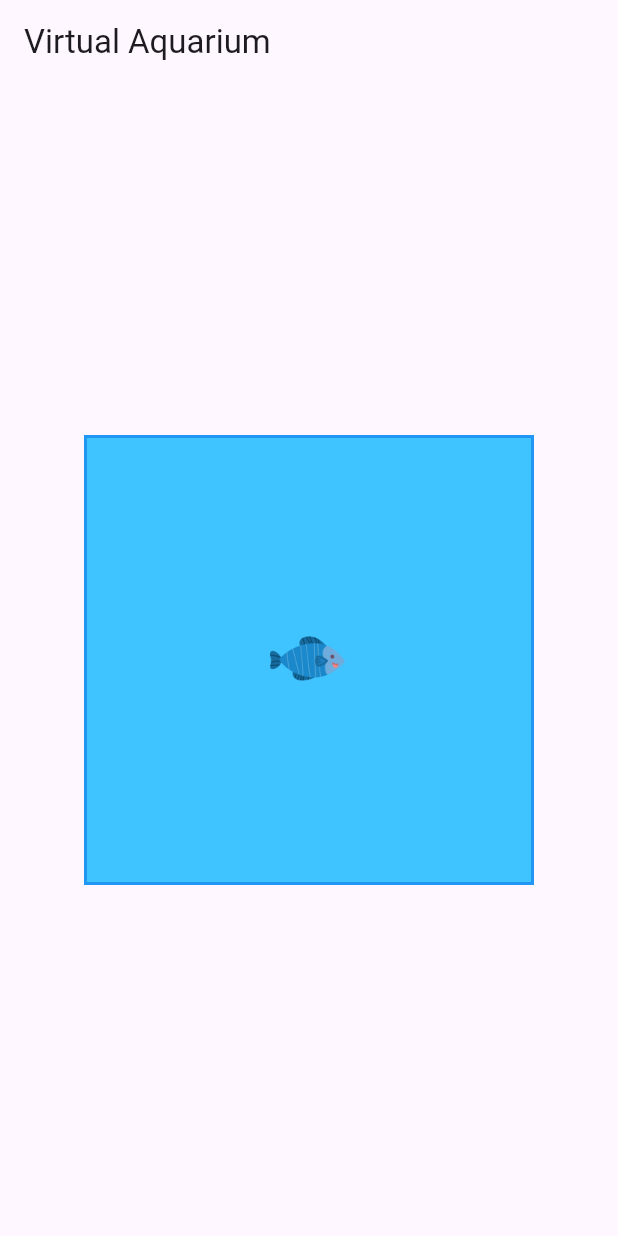
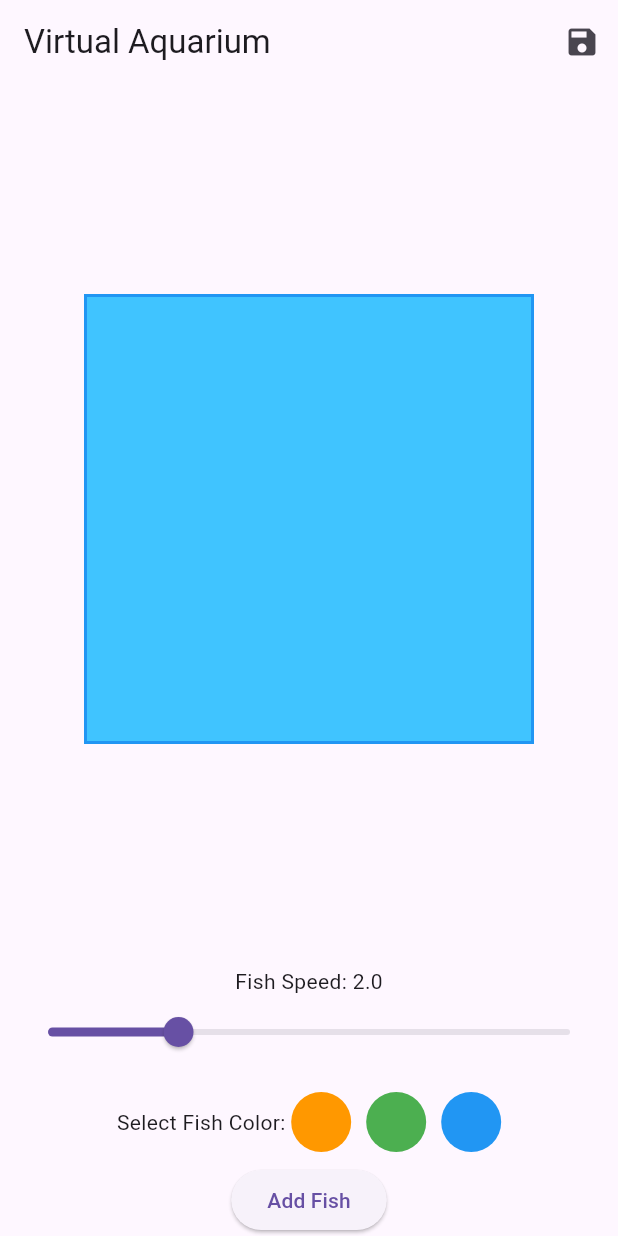
Before and after one commit to yeabkiya/VirtualAquariumApp, a Flutter app: the screen it shows after launch, on a phone screen of 412 x 824 dp. Run offline on Flutter 3.47's test engine with Material 3 defaults, Android fonts, the phone set to English and light mode, and no system bars; our stand-ins replace sqflite; accounts and stored records are empty.

Commit message:
Added the database helper file, added the add fish, change color, and save aquarium setting features.

```diff
--- a/lib/main.dart
+++ b/lib/main.dart
@@ -1,4 +1,5 @@
 import 'package:flutter/material.dart';
+import 'database_helper.dart';
 
 void main() {
   runApp(VirtualAquariumApp());
@@ -23,48 +24,86 @@
 }
 
 class _AquariumScreenState extends State<AquariumScreen> with SingleTickerProviderStateMixin {
-  //Animation controller to handle fish movement
   late AnimationController _controller;
-
-  //Position and movement details
-  double _fishXDirection = 1.0;
-  double _fishYDirection = 1.0;
-  double _fishXPosition = 50.0;
-  double _fishYPosition = 50.0;
+  List<Map<String, dynamic>> _fishList = [];
   double _fishSpeed = 2.0;
+  Color _selectedFishColor = Colors.orange;
+  final double _fishSize = 50.0;
+  final int _maxFishCount = 10;
+  final DatabaseHelper _dbHelper = DatabaseHelper(); // Database helper instance
 
   @override
   void initState() {
     super.initState();
 
-    //Initialize the AnimationController
     _controller = AnimationController(
       duration: const Duration(seconds: 1),
       vsync: this,
     )..addListener(() {
         setState(() {
-          //moves the fish in random directions
-          _fishXPosition += _fishSpeed * _fishXDirection;
-          _fishYPosition += _fishSpeed * _fishYDirection;
+          _fishList.forEach((fish) {
+            fish['xPosition'] += _fishSpeed * fish['xDirection'];
+            fish['yPosition'] += _fishSpeed * fish['yDirection'];
 
-          //checks if the fish hits the edge of the container and bounce back
-          if (_fishXPosition >= 250.0 || _fishXPosition <= 0.0) {
-            _fishXDirection = -_fishXDirection;
+            if (fish['xPosition'] >= (300 - _fishSize) || fish['xPosition'] <= 0.0) {
+              fish['xDirection'] = -fish['xDirection'];
             }
-          if (_fishYPosition >= 250.0 || _fishYPosition <= 0.0) {
-            _fishYDirection = -_fishYDirection;
+            if (fish['yPosition'] >= (300 - _fishSize) || fish['yPosition'] <= 0.0) {
+              fish['yDirection'] = -fish['yDirection'];
             }
           });
         });
-    //starts the animation loop
+      });
+
     _controller.repeat();
+
+    _loadAquariumSettings(); // Load settings when app starts
   }
 
   @override
   void dispose() {
-    //cleans up the controller when the widget is disposed
     _controller.dispose();
     super.dispose();
+  }
+
+  void _addFish() {
+    if (_fishList.length < _maxFishCount) {
+      setState(() {
+        _fishList.add({
+          'xPosition': 50.0,
+          'yPosition': 50.0,
+          'xDirection': 1.0,
+          'yDirection': 1.0,
+          'color': _selectedFishColor,
+        });
+      });
+    }
+  }
+
+  Future<void> _saveAquariumSettings() async {
+    int fishCount = _fishList.length;
+    String fishColor = _selectedFishColor.toString();
+
+    // Save the settings to the database
+    await _dbHelper.saveAquariumSettings(fishCount, _fishSpeed, fishColor);
+
+    ScaffoldMessenger.of(context).showSnackBar(
+      SnackBar(content: Text('Aquarium settings saved!')),
+    );
+  }
+
+  Future<void> _loadAquariumSettings() async {
+    // Load saved settings from the database
+    Map<String, dynamic>? settings = await _dbHelper.getAquariumSettings();
+    if (settings != null) {
+      setState(() {
+        _fishSpeed = settings['fishSpeed'];
+        _selectedFishColor = Color(int.parse(settings['fishColor']));
+        for (int i = 0; i < settings['fishCount']; i++) {
+          _addFish();
+        }
+      });
+    }
   }
 
   @override
@@ -72,11 +111,19 @@
     return Scaffold(
       appBar: AppBar(
         title: Text('Virtual Aquarium'),
+        actions: [
+          IconButton(
+            icon: Icon(Icons.save),
+            onPressed: _saveAquariumSettings, // Save button
           ),
-      body: Center(
+        ],
+      ),
+      body: Column(
+        children: [
+          Expanded(
+            child: Center(
               child: Stack(
                 children: [
-            //Aquarium Container
                   Container(
                     width: 300,
                     height: 300,
@@ -85,23 +132,84 @@
                       border: Border.all(color: Colors.blue, width: 2),
                     ),
                     child: Stack(
-                children: [
-                  //Animated fish movement
-                  AnimatedPositioned(
+                      children: _fishList.map((fish) {
+                        return AnimatedPositioned(
                           duration: Duration(milliseconds: 500),
-                    top: _fishYPosition,
-                    left: _fishXPosition,
+                          top: fish['yPosition'],
+                          left: fish['xPosition'],
                           child: Image.asset(
                             'assets/images/fish1.png',
-                      width: 50,
-                      height: 50,
+                            width: _fishSize,
+                            height: _fishSize,
+                            color: fish['color'],
+                            fit: BoxFit.cover,
+                          ),
+                        );
+                      }).toList(),
                     ),
                   ),
                 ],
               ),
             ),
+          ),
+          Padding(
+            padding: const EdgeInsets.all(8.0),
+            child: Column(
+              children: [
+                Text('Fish Speed: ${_fishSpeed.toStringAsFixed(1)}'),
+                Slider(
+                  value: _fishSpeed,
+                  min: 1.0,
+                  max: 5.0,
+                  onChanged: (value) {
+                    setState(() {
+                      _fishSpeed = value;
+                    });
+                  },
+                ),
               ],
             ),
+          ),
+          Padding(
+            padding: const EdgeInsets.all(8.0),
+            child: Row(
+              mainAxisAlignment: MainAxisAlignment.center,
+              children: [
+                Text('Select Fish Color: '),
+                GestureDetector(
+                  onTap: () {
+                    setState(() {
+                      _selectedFishColor = Colors.orange;
+                    });
+                  },
+                  child: CircleAvatar(backgroundColor: Colors.orange),
+                ),
+                SizedBox(width: 10),
+                GestureDetector(
+                  onTap: () {
+                    setState(() {
+                      _selectedFishColor = Colors.green;
+                    });
+                  },
+                  child: CircleAvatar(backgroundColor: Colors.green),
+                ),
+                SizedBox(width: 10),
+                GestureDetector(
+                  onTap: () {
+                    setState(() {
+                      _selectedFishColor = Colors.blue;
+                    });
+                  },
+                  child: CircleAvatar(backgroundColor: Colors.blue),
+                ),
+              ],
+            ),
+          ),
+          ElevatedButton(
+            onPressed: _addFish,
+            child: Text('Add Fish'),
+          ),
+        ],
       ),
     );
   }
```
Also changed, not shown: lib/database_helper.dart (added, +66 -0 lines). Lines whose indentation alone changed are shown as unchanged.
